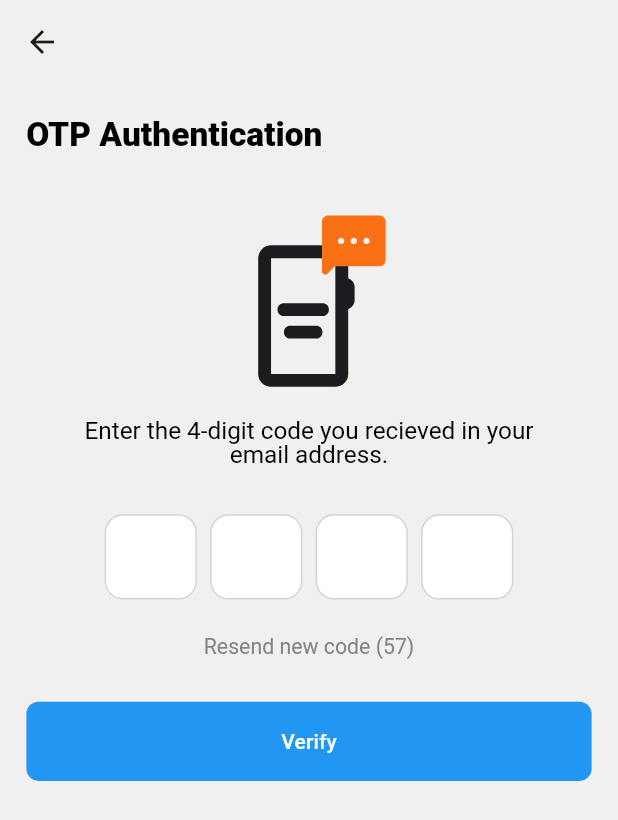
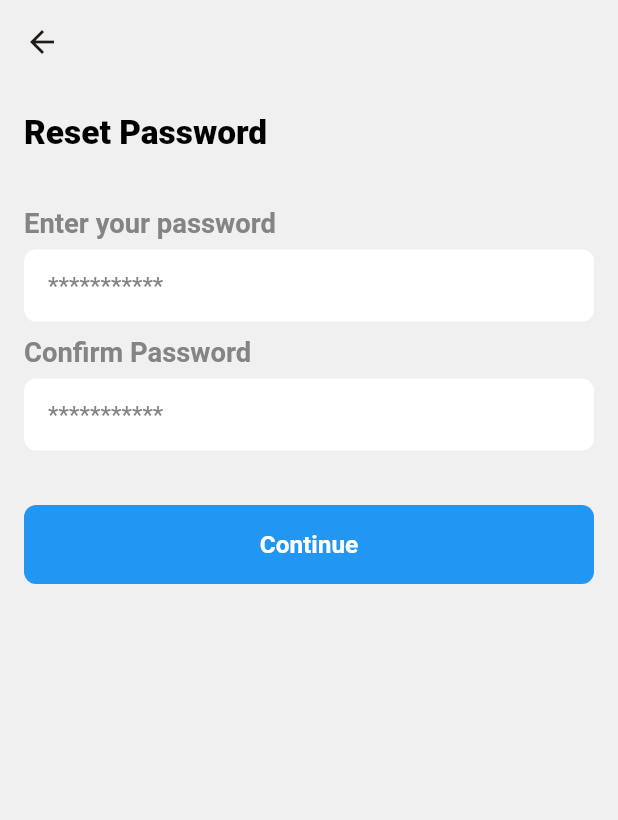
Before and after one commit to Ismail554/HireNearby-ServicePorviderApp, a Flutter app: the OtpScreen screen opened directly, after a tap on "Verify", on a phone screen of 412 x 824 dp. Shown: the top 820 px of the screen. Run offline on Flutter 3.47's test engine with Material 3 defaults, Android fonts, the phone set to English and light mode, and no system bars; drawn by our look-alikes of pinput; our stand-ins replace flutter_screenutil, flutter_svg, google_fonts.

Commit message:
forgot pass, otp , pinput, reset pass, congo page

```diff
--- a/lib/core/app_strings.dart
+++ b/lib/core/app_strings.dart
@@ -7,11 +7,14 @@ class AppStrings {
   static const String signIN = "Sign in";
   static const String worker = "I am a worker";
   static const String client = "I am a client";
+  static const String passResetSuccess =
+      "Your password has been reset successfully.";
+      static const String passResetCongInstruction = "You have successfully reset your password. Please use your new password when you’re logging in";
 
   static const String passHint = "***********";
   static const String condition =
       "By pressing the Continue button, you agree to the Terms and Conditions of Hire nearby.";
-
+ static const String goToLogin = "Go to Login";
   static const String haveAccount = "Have an account?";
   // Input Labels/Placeholders
   static const String fullName = "Enter Full name";
@@ -24,6 +27,7 @@ class AppStrings {
   static const String addressHint = "e.g. Los Angeles";
   static const String password = "Password";
   static const String confirmPassword = "Confirm Password";
+  static const String continueHint = "Continue";
 
   // Address Selection Screens
   static const String chooseYourAddress = "Choose your address";
@@ -42,6 +46,7 @@ class AppStrings {
   static const String otpResendPrompt = "OTP not Received?";
   static const String resendOtp = "Resend OTP";
   static const String verify = "Verify";
+  static const String resetPass = "Reset Password";
 
   // Success Screen
   static const String congratulations = "Congratulations!";
@@ -62,4 +67,6 @@ class AppStrings {
   static const String otpAuth = "OTP Authentication";
   static const String otpAuthInstruction =
       "Enter the 4-digit code you recieved in your email address.";
+
+
 }
--- a/lib/core/font_manager.dart
+++ b/lib/core/font_manager.dart
@@ -45,7 +45,7 @@ class FontManager {
   // Hint Text
   static TextStyle HintText({
     double fontSize = 16,
-    Color color = AppColors.black,
+    Color color = AppColors.hintTextColor,
   }) => GoogleFonts.roboto(
     fontSize: fontSize.sp,
     fontWeight: w400,
@@ -67,7 +67,6 @@ class FontManager {
     letterSpacing: 0.0,
   );
 
-
   // Subtitle Text
   static TextStyle subSubtitleText({
     double fontSize = 14,
@@ -80,4 +79,17 @@ class FontManager {
     height: height,
     letterSpacing: 0.0,
   );
+
+  // button Text
+  static TextStyle buttonText({
+    double fontSize = 16,
+    Color color = Colors.white,
+    double height = 1,
+  }) => GoogleFonts.roboto(
+    fontSize: fontSize.sp,
+    fontWeight: FontWeight.w700,
+    color: color,
+    height: height,
+    letterSpacing: 0.0,
+  );
 }
--- a/lib/view/auth/forgot_pass/otp_screen.dart
+++ b/lib/view/auth/forgot_pass/otp_screen.dart
@@ -7,6 +7,8 @@ import 'package:hirenearby/core/app_spacing.dart';
 import 'package:hirenearby/core/app_strings.dart';
 import 'package:hirenearby/core/assets_manager.dart';
 import 'package:hirenearby/core/font_manager.dart';
+import 'package:hirenearby/view/auth/forgot_pass/reset_pass_screen.dart';
+import 'package:hirenearby/widget/labeled_text_field.dart';
 import 'package:hirenearby/widget/pinput.dart';
 
 class OtpScreen extends StatefulWidget {
@@ -88,6 +90,7 @@ class _OtpScreenState extends State<OtpScreen> {
                 Padding(
                   padding: EdgeInsets.all(16.0.w),
                   child: Column(
+                    spacing: 14.h,
                     children: [
                       SvgPicture.asset(SvgAssets.otpIcon, height: 121.h),
                       AppSpacing.h16,
@@ -124,7 +127,17 @@ class _OtpScreenState extends State<OtpScreen> {
                   ),
                 ),
                 AppSpacing.h12,
-                FilledButton(onPressed: () {}, child: Text(AppStrings.verify)),
+                FilledButton(
+                  onPressed: () {
+                    Navigator.push(
+                      context,
+                      MaterialPageRoute(
+                        builder: (context) => ResetPassScreen(),
+                      ),
+                    );
+                  },
+                  child: Text(AppStrings.verify),
+                ),
               ],
             ),
           ),
--- /dev/null
+++ b/lib/view/auth/forgot_pass/reset_pass_screen.dart
@@ -0,0 +1,61 @@
+import 'package:flutter/material.dart';
+import 'package:hirenearby/core/app_colors.dart';
+import 'package:hirenearby/core/app_spacing.dart';
+import 'package:hirenearby/core/app_strings.dart';
+import 'package:hirenearby/core/font_manager.dart';
+import 'package:hirenearby/view/auth/forgot_pass/successful_screen.dart';
+import 'package:hirenearby/widget/labeled_text_field.dart';
+
+class ResetPassScreen extends StatelessWidget {
+  const ResetPassScreen({super.key});
+
+  @override
+  Widget build(BuildContext context) {
+    return Scaffold(
+      appBar: AppBar(
+        backgroundColor: AppColors.bgColor,
+        automaticallyImplyLeading: true,
+      ),
+      backgroundColor: AppColors.bgColor,
+      body: SafeArea(
+        child: SingleChildScrollView(
+          child: Padding(
+            padding: const EdgeInsets.all(16.0),
+            child: Column(
+              crossAxisAlignment: .start,
+              spacing: 12,
+              children: [
+                Text(AppStrings.resetPass, style: FontManager.titleText()),
+                AppSpacing.h12,
+                LabeledTextField(
+                  label: AppStrings.enterPassword,
+                  hint: AppStrings.passHint,
+                ),
+                LabeledTextField(
+                  label: AppStrings.confirmPassword,
+                  hint: AppStrings.passHint,
+                ),
+                AppSpacing.h12,
+                FilledButton(
+                  onPressed: () {
+                    Navigator.pushReplacement(
+                      context,
+                      MaterialPageRoute(
+                        builder: (context) => SuccessfulScreen(),
+                      ),
+                    );
+                  },
+                  child: Text(
+                    AppStrings.continueButton,
+                    style: FontManager.buttonText(),
+                  ),
+                ),
+
+              ],
+            ),
+          ),
+        ),
+      ),
+    );
+  }
+}
```
Also changed, not shown: lib/view/auth/forgot_pass/successful_screen.dart (added, +59 -0 lines).
